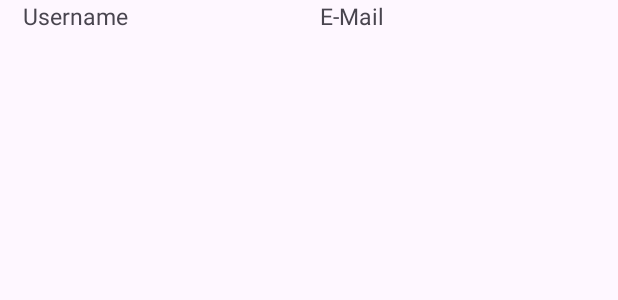
After one commit to di-saldana/SQLite, an Android app: the layout user_item.xml on its own in the app's theme, with its tools: preview values and no code run, on a phone screen of 412 x 824 dp. The commit adds this screen. Shown: the top 300 px of the screen. Run offline under Robolectric (Android 15) with nearby library versions, the phone set to English and light mode, and no system bars.

Commit message:
list users

```diff
--- /dev/null
+++ b/app/src/main/res/layout/user_item.xml
@@ -0,0 +1,29 @@
+<?xml version="1.0" encoding="utf-8"?>
+<LinearLayout xmlns:android="http://schemas.android.com/apk/res/android"
+    xmlns:tools="http://schemas.android.com/tools"
+    android:orientation="vertical"
+    android:layout_width="match_parent"
+    android:layout_height="wrap_content">
+
+    <LinearLayout
+        android:layout_width="match_parent"
+        android:layout_height="wrap_content"
+        android:orientation="horizontal">
+        <TextView
+            android:layout_height="wrap_content"
+            android:id="@+id/username"
+            android:layout_marginStart="15dp"
+            android:layout_width="0dp"
+            android:layout_weight="1"
+            tools:text="Username"
+            android:textSize="15sp"/>
+
+        <TextView
+            android:id="@+id/email"
+            android:layout_width="0dp"
+            android:layout_weight="1"
+            android:layout_height="wrap_content"
+            tools:text="E-Mail"
+            android:textSize="15sp"/>
+    </LinearLayout>
+</LinearLayout>
```
Also changed, not shown: app/src/main/java/es/ua/eps/sqliteapp/ListUsers.kt (+15 -0 lines), app/src/main/java/es/ua/eps/sqliteapp/UserListAdapter.kt (added, +40 -0 lines), app/src/main/res/layout/activity_list_users.xml (+23 -19 lines).
